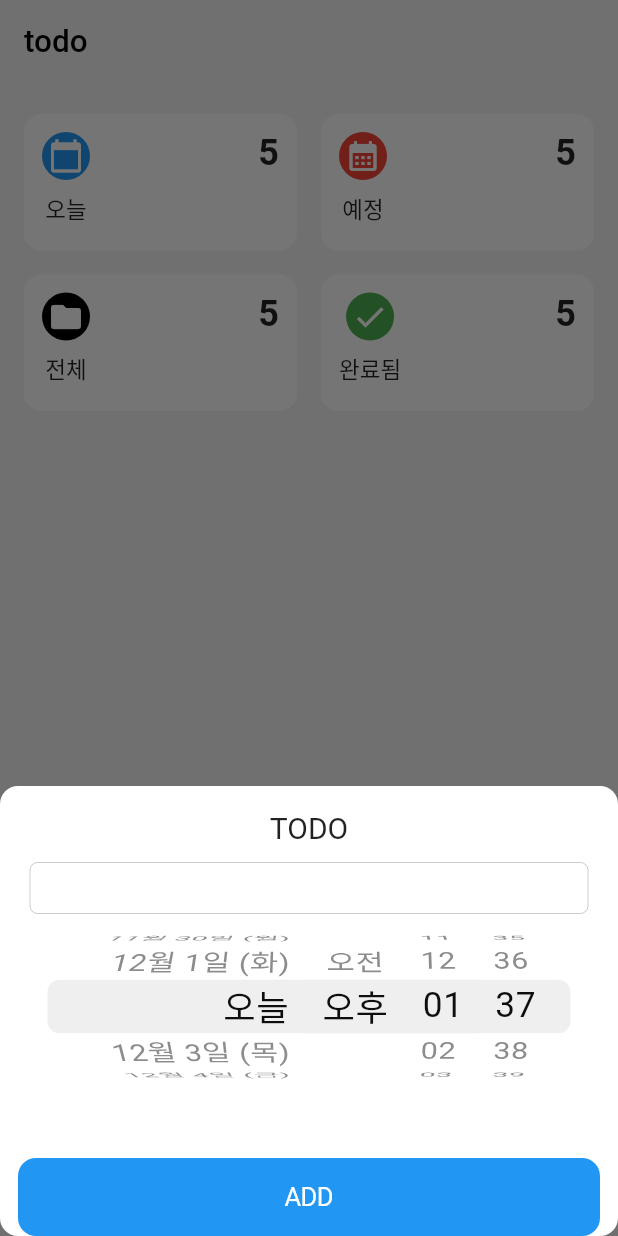
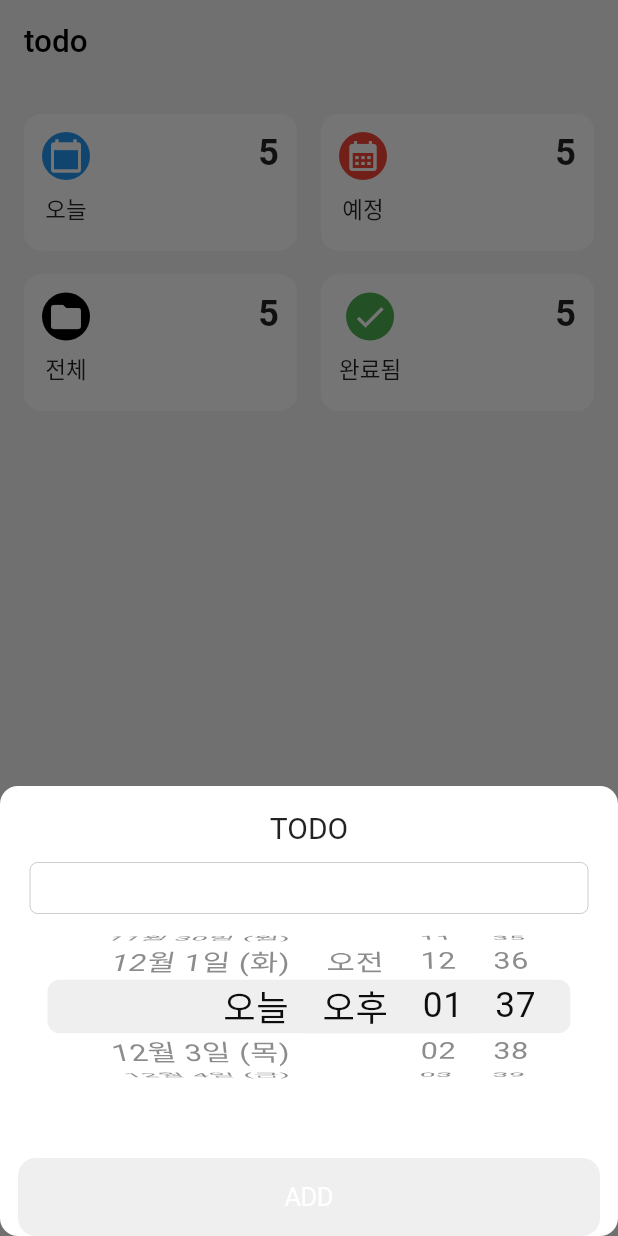
Before and after one commit to kdy1242/riverpod_with_mixin, a Flutter app: the screen it shows after launch, after a tap on "add", on a phone screen of 412 x 824 dp. Run offline on Flutter 3.47's test engine with Material 3 defaults, Android fonts, the phone set to English and light mode, and no system bars; our stand-ins replace flutter_dotenv, flutter_hooks, go_router, hooks_riverpod, riverpod_annotation, supabase_flutter; accounts and stored records are empty; generated files the repository leaves out were written again.

Commit message:
Feat: add todo

```diff
--- /dev/null
+++ b/todo_app/lib/core/route/app_router.dart
@@ -0,0 +1,19 @@
+import 'package:go_router/go_router.dart';
+import 'package:riverpod_annotation/riverpod_annotation.dart';
+import 'package:todo_app/core/route/app_routes.dart';
+import 'package:todo_app/src/features/todo/presentation/page/todo_home_page.dart';
+
+part 'app_router.g.dart';
+
+@riverpod
+GoRouter appRouter(AppRouterRef ref) {
+  return GoRouter(
+    initialLocation: AppRoutes.home,
+    routes: [
+      GoRoute(
+        path: AppRoutes.home,
+        builder: (context, state) => const TodoHomePage(),
+      ),
+    ],
+  );
+}
--- /dev/null
+++ b/todo_app/lib/core/route/app_routes.dart
@@ -0,0 +1,3 @@
+class AppRoutes {
+  static const String home = '/';
+}
--- a/todo_app/lib/main.dart
+++ b/todo_app/lib/main.dart
@@ -4,7 +4,7 @@
 import 'package:hooks_riverpod/hooks_riverpod.dart';
 import 'package:supabase_flutter/supabase_flutter.dart';
 import 'package:todo_app/core/api/api_keys.dart';
-import 'package:todo_app/src/app.dart';
+import 'package:todo_app/core/route/app_router.dart';
 
 void main() async {
   WidgetsFlutterBinding.ensureInitialized();
@@ -19,12 +19,14 @@
   runApp(const ProviderScope(child: MyApp()));
 }
 
-class MyApp extends StatelessWidget {
+class MyApp extends ConsumerWidget {
   const MyApp({super.key});
 
   @override
-  Widget build(BuildContext context) {
-    return MaterialApp(
+  Widget build(BuildContext context, WidgetRef ref) {
+    final router = ref.watch(appRouterProvider);
+
+    return MaterialApp.router(
       localizationsDelegates: const [
         GlobalMaterialLocalizations.delegate,
         GlobalCupertinoLocalizations.delegate,
@@ -35,7 +37,7 @@
         useMaterial3: false,
         scaffoldBackgroundColor: Colors.grey[100],
       ),
-      home: const App(),
+      routerConfig: router,
     );
   }
 }
--- a/todo_app/lib/src/features/todo/presentation/mixin/todo_event.dart
+++ /dev/null
@@ -1 +0,0 @@
-mixin class TodoEvent {}
--- /dev/null
+++ b/todo_app/lib/src/features/todo/presentation/mixin/todo_home_event.dart
@@ -0,0 +1,26 @@
+import 'package:flutter/material.dart';
+import 'package:go_router/go_router.dart';
+import 'package:hooks_riverpod/hooks_riverpod.dart';
+import 'package:todo_app/src/features/todo/presentation/provider/todo_provider.dart';
+import 'package:todo_app/src/features/todo/presentation/widget/register_todo_bottom_sheet.dart';
+
+mixin class TodoHomeEvent {
+  void showRegisterTodoBottomSheet(BuildContext context) {
+    showModalBottomSheet(
+      context: context,
+      backgroundColor: Colors.transparent,
+      builder: (context) => const RegisterTodoBottomSheet(),
+    );
+  }
+
+  void onTapAddButton({
+    required WidgetRef ref,
+    required BuildContext context,
+    required String text,
+    required DateTime date,
+  }) {
+    ref.read(createTodoProvider(text: text, date: date).future).then((_) {
+      context.pop();
+    });
+  }
+}
--- a/todo_app/lib/src/app.dart
+++ b/todo_app/lib/src/features/todo/presentation/page/todo_home_page.dart
@@ -1,21 +1,13 @@
 import 'package:flutter/material.dart';
 import 'package:todo_app/core/enum/menu_type.dart';
+import 'package:todo_app/src/features/todo/presentation/mixin/todo_home_event.dart';
 import 'package:todo_app/src/features/todo/presentation/widget/filter_menu_card.dart';
-import 'package:todo_app/src/features/todo/presentation/widget/register_todo_bottom_sheet.dart';
 
-class App extends StatelessWidget {
-  const App({super.key});
+class TodoHomePage extends StatelessWidget with TodoHomeEvent {
+  const TodoHomePage({super.key});
 
   @override
   Widget build(BuildContext context) {
-    void showRegisterTodoBottomSheet() {
-      showModalBottomSheet(
-        context: context,
-        backgroundColor: Colors.transparent,
-        builder: (context) => const RegisterTodoBottomSheet(),
-      );
-    }
-
     return Scaffold(
       appBar: AppBar(
         title: const Text('todo'),
@@ -42,7 +34,7 @@ class App extends StatelessWidget {
       ),
       floatingActionButton: FloatingActionButton.extended(
         elevation: 0,
-        onPressed: showRegisterTodoBottomSheet,
+        onPressed: () => showRegisterTodoBottomSheet(context),
         label: const Row(
           children: [
             Icon(Icons.add),
--- a/todo_app/lib/src/features/todo/presentation/widget/register_todo_bottom_sheet.dart
+++ b/todo_app/lib/src/features/todo/presentation/widget/register_todo_bottom_sheet.dart
@@ -1,11 +1,17 @@
 import 'package:flutter/cupertino.dart';
 import 'package:flutter/material.dart';
+import 'package:flutter_hooks/flutter_hooks.dart';
+import 'package:hooks_riverpod/hooks_riverpod.dart';
+import 'package:todo_app/src/features/todo/presentation/mixin/todo_home_event.dart';
 
-class RegisterTodoBottomSheet extends StatelessWidget {
+class RegisterTodoBottomSheet extends HookConsumerWidget with TodoHomeEvent {
   const RegisterTodoBottomSheet({super.key});
 
   @override
-  Widget build(BuildContext context) {
+  Widget build(BuildContext context, WidgetRef ref) {
+    final todoText = useState('');
+    final selectedDate = useState(DateTime.now());
+
     return Container(
       height: 300,
       decoration: BoxDecoration(
@@ -21,18 +27,18 @@ class RegisterTodoBottomSheet extends StatelessWidget {
               style: TextStyle(fontSize: 20),
             ),
             const SizedBox(height: 12),
-            const Padding(
-              padding: EdgeInsets.symmetric(horizontal: 20),
-              child: CupertinoTextField(),
+            Padding(
+              padding: const EdgeInsets.symmetric(horizontal: 20),
+              child: CupertinoTextField(
+                onChanged: (value) => todoText.value = value,
+              ),
             ),
             const SizedBox(height: 12),
             SizedBox(
               height: 100,
               child: CupertinoDatePicker(
                 mode: CupertinoDatePickerMode.dateAndTime,
-                onDateTimeChanged: (value) {
-                  print(value);
-                },
+                onDateTimeChanged: (value) => selectedDate.value = value,
               ),
             ),
             const Spacer(),
@@ -40,8 +46,15 @@ class RegisterTodoBottomSheet extends StatelessWidget {
               padding: const EdgeInsets.symmetric(horizontal: 12),
               width: double.infinity,
               child: CupertinoButton.filled(
+                onPressed: todoText.value.isNotEmpty
+                    ? () => onTapAddButton(
+                          ref: ref,
+                          context: context,
+                          text: todoText.value,
+                          date: selectedDate.value,
+                        )
+                    : null,
                 child: const Text('ADD'),
-                onPressed: () {},
               ),
             )
           ],
--- a/todo_app/pubspec.yaml
+++ b/todo_app/pubspec.yaml
@@ -42,6 +42,7 @@ dependencies:
   riverpod_annotation: ^2.6.1
   flutter_dotenv: ^5.2.1
   supabase_flutter: ^2.8.0
+  go_router: ^14.6.0
 
 dev_dependencies:
   flutter_test:
```
Also changed, not shown: todo_app/lib/core/route/app_router.g.dart (added), todo_app/pubspec.lock.
